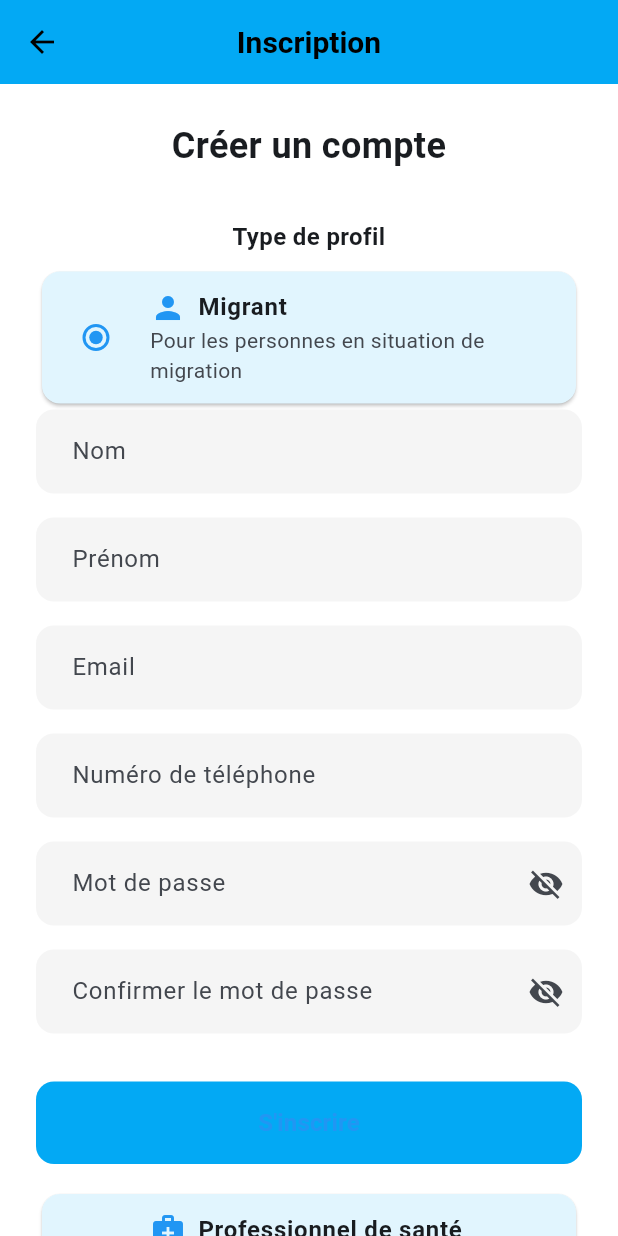
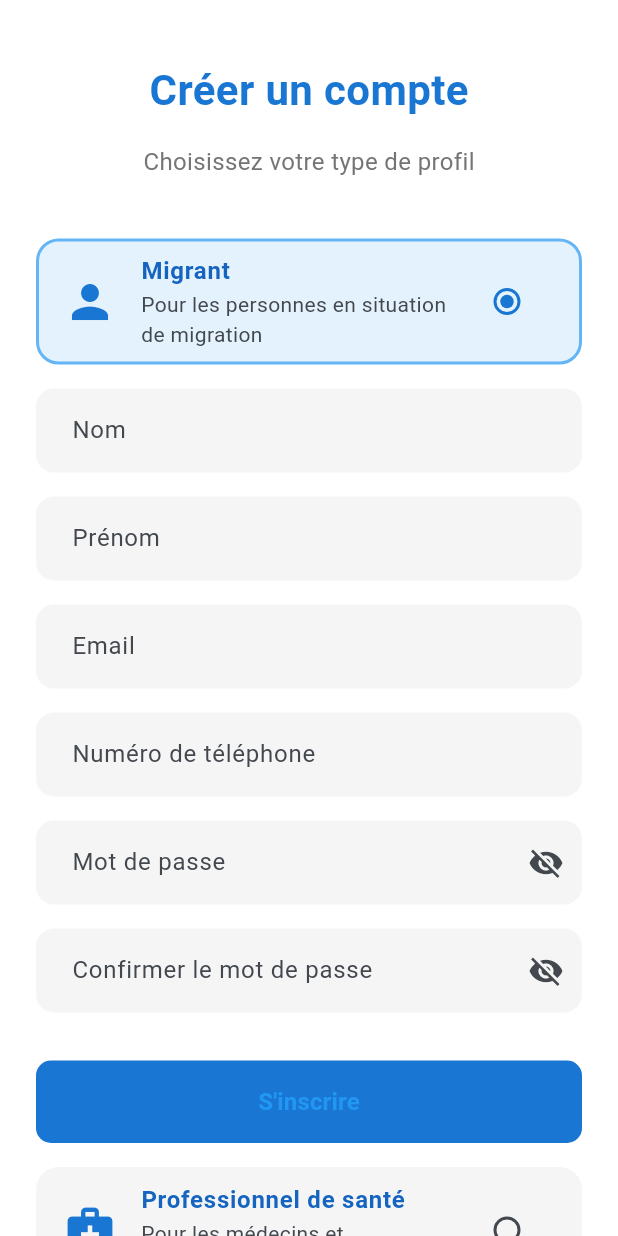
Before and after one commit to ZakariaeOuahdaho/hilotproto, a Flutter app: the SignUpPage screen opened directly, after a tap on "Migrant", on a phone screen of 412 x 824 dp. Run offline on Flutter 3.47's test engine with Material 3 defaults, Android fonts, the phone set to English and light mode, and no system bars; network calls fail.

Commit message:
signe up redisigne

```diff
--- a/lib/SignUpPage.dart
+++ b/lib/SignUpPage.dart
@@ -1,29 +1,56 @@
 import 'package:flutter/material.dart';
+import 'package:flutter/services.dart';
 
+// Énumération des types d'utilisateurs
 enum UserType { migrant, professionalSante, ong }
 
 class SignUpPage extends StatefulWidget {
-  const SignUpPage({super.key});
+  const SignUpPage({Key? key}) : super(key: key);
 
   @override
   State<SignUpPage> createState() => _SignUpPageState();
 }
 
-class _SignUpPageState extends State<SignUpPage> {
+class _SignUpPageState extends State<SignUpPage> with SingleTickerProviderStateMixin {
+  // Clé pour le formulaire
   final _formKey = GlobalKey<FormState>();
+
+  // Contrôleurs d'animation
+  late AnimationController _animationController;
+  late Animation<double> _fadeAnimation;
+
+  // Contrôleurs de texte
   final _nomController = TextEditingController();
   final _prenomController = TextEditingController();
   final _emailController = TextEditingController();
   final _phoneController = TextEditingController();
   final _passwordController = TextEditingController();
   final _confirmPasswordController = TextEditingController();
+
+  // Variables d'état
   UserType? _selectedUserType;
   bool _obscurePassword = true;
   bool _obscureConfirmPassword = true;
   bool _isLoading = false;
 
   @override
+  void initState() {
+    super.initState();
+    // Configuration de l'animation
+    _animationController = AnimationController(
+      vsync: this,
+      duration: const Duration(milliseconds: 1000),
+    );
+    _fadeAnimation = Tween<double>(begin: 0.0, end: 1.0).animate(
+      CurvedAnimation(parent: _animationController, curve: Curves.easeIn),
+    );
+    _animationController.forward();
+  }
+
+  @override
   void dispose() {
+    // Libération des ressources
+    _animationController.dispose();
     _nomController.dispose();
     _prenomController.dispose();
     _emailController.dispose();
@@ -33,6 +60,7 @@ class _SignUpPageState extends State<SignUpPage> {
     super.dispose();
   }
 
+  // Méthodes de validation
   String? _validateRequired(String? value, String fieldName) {
     if (value == null || value.isEmpty) {
       return 'Veuillez entrer votre $fieldName';
@@ -82,11 +110,14 @@ class _SignUpPageState extends State<SignUpPage> {
     return null;
   }
 
+  // Méthode de gestion de l'inscription
   Future<void> _handleSignUp() async {
+    // Validation du formulaire
     if (!_formKey.currentState!.validate()) {
       return;
     }
 
+    // Vérification du type d'utilisateur
     if (_selectedUserType == null) {
       ScaffoldMessenger.of(context).showSnackBar(
         const SnackBar(
@@ -97,10 +128,11 @@ class _SignUpPageState extends State<SignUpPage> {
       return;
     }
 
+    // Début du chargement
     setState(() => _isLoading = true);
 
     try {
-      // Simuler l'inscription - À remplacer par votre logique d'inscription
+      // Simulation de l'inscription
       await Future.delayed(const Duration(seconds: 2));
 
       if (!mounted) return;
@@ -113,9 +145,11 @@ class _SignUpPageState extends State<SignUpPage> {
         ),
       );
 
-      Navigator.pop(context); // Retour à la page de connexion
+      // Retour à la page précédente
+      Navigator.pop(context);
 
     } catch (e) {
+      // Gestion des erreurs
       if (!mounted) return;
 
       ScaffoldMessenger.of(context).showSnackBar(
@@ -125,6 +159,7 @@ class _SignUpPageState extends State<SignUpPage> {
         ),
       );
     } finally {
+      // Fin du chargement
       if (mounted) {
         setState(() => _isLoading = false);
       }
@@ -134,64 +169,207 @@ class _SignUpPageState extends State<SignUpPage> {
   @override
   Widget build(BuildContext context) {
     return Scaffold(
-      appBar: AppBar(
-        title: const Text('Inscription'),
-        centerTitle: true,
-        backgroundColor: Colors.lightBlue,
-      ),
-      body: Center(
+      backgroundColor: Colors.white,
+      body: SafeArea(
+        child: FadeTransition(
+          opacity: _fadeAnimation,
           child: SingleChildScrollView(
-          padding: const EdgeInsets.all(24.0),
+            padding: const EdgeInsets.symmetric(horizontal: 24, vertical: 40),
             child: Column(
-            crossAxisAlignment: CrossAxisAlignment.stretch,
+              crossAxisAlignment: CrossAxisAlignment.center,
               children: [
-              const Text(
+                // En-tête
+                Text(
                   'Créer un compte',
                   style: TextStyle(
-                  fontSize: 24,
+                    fontSize: 28,
                     fontWeight: FontWeight.bold,
+                    color: Colors.blue[700],
                   ),
-                textAlign: TextAlign.center,
+                ),
+                const SizedBox(height: 16),
+                Text(
+                  'Choisissez votre type de profil',
+                  style: TextStyle(
+                    fontSize: 16,
+                    color: Colors.grey[600],
+                  ),
                 ),
                 const SizedBox(height: 32),
 
-              // Type d'utilisateur
-              const Text(
-                'Type de profil',
-                style: TextStyle(
-                  fontSize: 16,
-                  fontWeight: FontWeight.bold,
-                ),
-                textAlign: TextAlign.center,
-              ),
-              const SizedBox(height: 8),
+                // Sélecteur de type d'utilisateur
                 _buildUserTypeSelector(),
               ],
+            ),
           ),
         ),
       ),
     );
   }
 
+  // Construction du sélecteur de type d'utilisateur
   Widget _buildUserTypeSelector() {
     return Column(
       children: UserType.values.map((type) {
-        return Column(
+        return Padding(
+          padding: const EdgeInsets.symmetric(vertical: 8.0),
+          child: Column(
             children: [
-            _buildUserTypeOption(
+              AnimatedContainer(
+                duration: const Duration(milliseconds: 300),
+                decoration: BoxDecoration(
+                  color: _selectedUserType == type
+                      ? Colors.blue[50]
+                      : Colors.grey[100],
+                  borderRadius: BorderRadius.circular(15),
+                  border: Border.all(
+                      color: _selectedUserType == type
+                          ? Colors.blue[300]!
+                          : Colors.transparent,
+                      width: 2
+                  ),
+                ),
+                child: _buildUserTypeOption(
                   type,
                   _getTitle(type),
                   _getDescription(type),
                   _getIcon(type),
                 ),
-            if (_selectedUserType == type) _buildSignUpForm(),
-            const SizedBox(height: 16), // Add spacing between options
+              ),
+              // Ajout du formulaire conditionnel
+              if (_selectedUserType == type)
+                AnimatedContainer(
+                  duration: const Duration(milliseconds: 300),
+                  curve: Curves.easeInOut,
+                  padding: const EdgeInsets.only(top: 16),
+                  child: _buildSignUpForm(),
+                ),
             ],
+          ),
         );
       }).toList(),
     );
   }
 
+  // Construction d'une option de type d'utilisateur
+  Widget _buildUserTypeOption(UserType type, String title, String description, IconData icon) {
+    return ListTile(
+      leading: Icon(icon, color: Colors.blue[700], size: 36),
+      title: Text(
+        title,
+        style: TextStyle(
+          fontWeight: FontWeight.bold,
+          color: Colors.blue[800],
+        ),
+      ),
+      subtitle: Text(description),
+      trailing: Radio<UserType>(
+        value: type,
+        groupValue: _selectedUserType,
+        onChanged: (UserType? value) {
+          setState(() {
+            _selectedUserType = _selectedUserType == value ? null : value;
+          });
+        },
+        activeColor: Colors.blue[700],
+      ),
+      onTap: () {
+        setState(() {
+          _selectedUserType = _selectedUserType == type ? null : type;
+        });
+      },
+    );
+  }
+
+  // Construction du formulaire d'inscription
+  Widget _buildSignUpForm() {
+    return Form(
+      key: _formKey,
+      child: Column(
+        crossAxisAlignment: CrossAxisAlignment.stretch,
+        children: [
+          // Champs de saisie
+          _buildTextField(
+            controller: _nomController,
+            label: 'Nom',
+            validator: (value) => _validateRequired(value, 'nom'),
+          ),
+          const SizedBox(height: 16),
+
+          _buildTextField(
+            controller: _prenomController,
+            label: 'Prénom',
+            validator: (value) => _validateRequired(value, 'prénom'),
+          ),
+          const SizedBox(height: 16),
+
+          _buildTextField(
+            controller: _emailController,
+            label: 'Email',
+            keyboardType: TextInputType.emailAddress,
+            validator: _validateEmail,
+          ),
+          const SizedBox(height: 16),
+
+          _buildTextField(
+            controller: _phoneController,
+            label: 'Numéro de téléphone',
+            keyboardType: TextInputType.phone,
+            validator: _validatePhone,
+          ),
+          const SizedBox(height: 16),
+
+          // Champs de mot de passe
+          _buildPasswordField(
+            controller: _passwordController,
+            label: 'Mot de passe',
+            obscureText: _obscurePassword,
+            onToggleVisibility: () => setState(() => _obscurePassword = !_obscurePassword),
+            validator: _validatePassword,
+          ),
+          const SizedBox(height: 16),
+
+          _buildPasswordField(
+            controller: _confirmPasswordController,
+            label: 'Confirmer le mot de passe',
+            obscureText: _obscureConfirmPassword,
+            onToggleVisibility: () => setState(() => _obscureConfirmPassword = !_obscureConfirmPassword),
+            validator: _validateConfirmPassword,
+          ),
+          const SizedBox(height: 32),
+
+          // Bouton d'inscription
+          ElevatedButton(
+            onPressed: _isLoading ? null : _handleSignUp,
+            style: ElevatedButton.styleFrom(
+              backgroundColor: Colors.blue[700],
+              shape: RoundedRectangleBorder(
+                borderRadius: BorderRadius.circular(10),
+              ),
+            ),
+            child: _isLoading
+                ? const SizedBox(
+              height: 20,
+              width: 20,
+              child: CircularProgressIndicator(
+                strokeWidth: 2,
+                valueColor: AlwaysStoppedAnimation<Color>(Colors.white),
+              ),
+            )
+                : const Text(
+              'S\'inscrire',
+              style: TextStyle(
+                fontSize: 16,
+                fontWeight: FontWeight.bold,
+              ),
+            ),
+          ),
+        ],
+      ),
+    );
+  }
+
+  // Méthodes utilitaires pour les titres, descriptions et icônes
   String _getTitle(UserType type) {
     switch (type) {
       case UserType.migrant:
@@ -225,117 +403,7 @@ class _SignUpPageState extends State<SignUpPage> {
     }
   }
 
-  Widget _buildUserTypeOption(UserType type, String title, String description, IconData icon) {
-    return Card(
-      shape: RoundedRectangleBorder(
-        borderRadius: BorderRadius.circular(12),
-      ),
-      color: Colors.lightBlue[50],
-      child: RadioListTile<UserType>(
-        value: type,
-        groupValue: _selectedUserType,
-        onChanged: (UserType? value) {
-          setState(() {
-            _selectedUserType = _selectedUserType == value ? null : value;
-          });
-        },
-        title: Row(
-          children: [
-            Icon(icon, color: Colors.blue),
-            const SizedBox(width: 8),
-            Text(
-              title,
-              style: const TextStyle(fontWeight: FontWeight.bold),
-            ),
-          ],
-        ),
-        subtitle: Text(description),
-        contentPadding: const EdgeInsets.symmetric(horizontal: 16, vertical: 4),
-      ),
-    );
-  }
-
-  Widget _buildSignUpForm() {
-    return Form(
-      key: _formKey,
-      child: Column(
-        crossAxisAlignment: CrossAxisAlignment.stretch,
-        children: [
-          _buildTextField(
-            controller: _nomController,
-            label: 'Nom',
-            validator: (value) => _validateRequired(value, 'nom'),
-          ),
-          const SizedBox(height: 16),
-
-          _buildTextField(
-            controller: _prenomController,
-            label: 'Prénom',
-            validator: (value) => _validateRequired(value, 'prénom'),
-          ),
-          const SizedBox(height: 16),
-
-          _buildTextField(
-            controller: _emailController,
-            label: 'Email',
-            keyboardType: TextInputType.emailAddress,
-            validator: _validateEmail,
-          ),
-          const SizedBox(height: 16),
-
-          _buildTextField(
-            controller: _phoneController,
-            label: 'Numéro de téléphone',
-            keyboardType: TextInputType.phone,
-            validator: _validatePhone,
-          ),
-          const SizedBox(height: 16),
-
-          _buildPasswordField(
-            controller: _passwordController,
-            label: 'Mot de passe',
-            obscureText: _obscurePassword,
-            onToggleVisibility: () => setState(() => _obscurePassword = !_obscurePassword),
-            validator: _validatePassword,
-          ),
-          const SizedBox(height: 16),
-
-          _buildPasswordField(
-            controller: _confirmPasswordController,
-            label: 'Confirmer le mot de passe',
-            obscureText: _obscureConfirmPassword,
-            onToggleVisibility: () => setState(() => _obscureConfirmPassword = !_obscureConfirmPassword),
-            validator: _validateConfirmPassword,
-          ),
-          const SizedBox(height: 32),
-
-          ElevatedButton(
-            onPressed: _isLoading ? null : _handleSignUp,
-            style: ElevatedButton.styleFrom(
-              backgroundColor: Colors.lightBlue,
-            ),
-            child: _isLoading
-                ? const SizedBox(
-              height: 20,
-              width: 20,
-              child: CircularProgressIndicator(
-                strokeWidth: 2,
-                valueColor: AlwaysStoppedAnimation<Color>(Colors.white),
-              ),
-            )
-                : const Text(
-              'S\'inscrire',
-              style: TextStyle(
-                fontSize: 16,
-                fontWeight: FontWeight.bold,
-              ),
-            ),
-          ),
-        ],
-      ),
-    );
-  }
-
+  // Méthode de construction de champ de texte standard
   Widget _buildTextField({
     required TextEditingController controller,
     required String label,
@@ -346,7 +414,11 @@ class _SignUpPageState extends State<SignUpPage> {
       controller: controller,
       decoration: InputDecoration(
         labelText: label,
-        border: const OutlineInputBorder(),
+        border: OutlineInputBorder(
+          borderRadius: BorderRadius.circular(10),
+        ),
+        filled: true,
+        fillColor: Colors.grey[100],
       ),
       keyboardType: keyboardType,
       validator: validator,
@@ -354,6 +426,7 @@ class _SignUpPageState extends State<SignUpPage> {
     );
   }
 
+  // Méthode de construction de champ de mot de passe
   Widget _buildPasswordField({
     required TextEditingController controller,
     required String label,
@@ -365,7 +438,11 @@ class _SignUpPageState extends State<SignUpPage> {
       controller: controller,
       decoration: InputDecoration(
         labelText: label,
-        border: const OutlineInputBorder(),
+        border: OutlineInputBorder(
+          borderRadius: BorderRadius.circular(10),
+        ),
+        filled: true,
+        fillColor: Colors.grey[100],
         suffixIcon: IconButton(
           icon: Icon(obscureText ? Icons.visibility_off : Icons.visibility),
           onPressed: onToggleVisibility,
```
Lines whose indentation alone changed are shown as unchanged.
